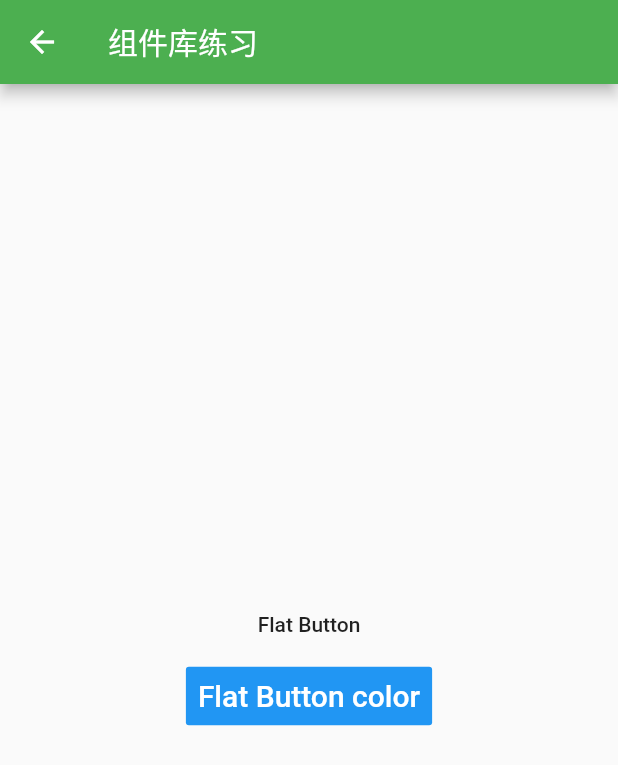
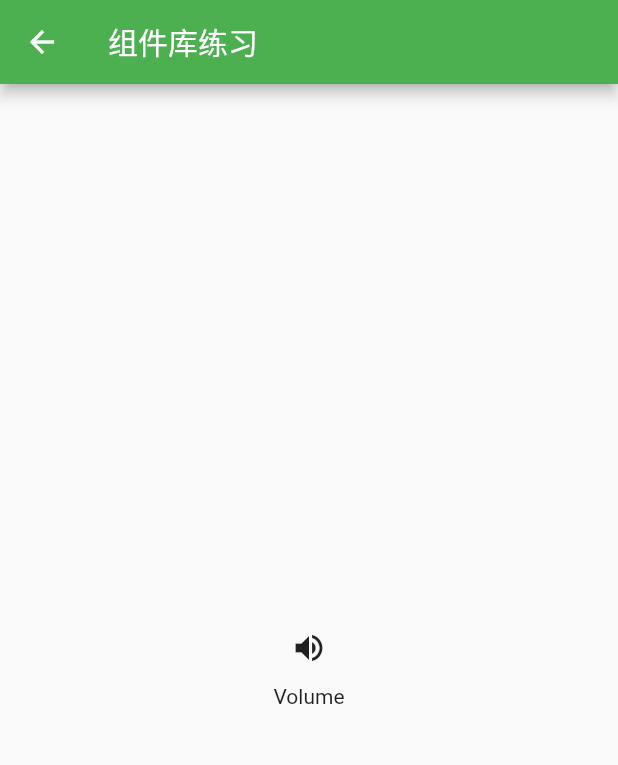
Before and after one commit to Esuol/flutter-exercise-widget, a Flutter app: the CustomPage screen opened directly, on a phone screen of 412 x 824 dp. Shown: the top 765 px of the screen. Run offline on Flutter 3.47's test engine with Material 2 defaults, Android fonts, the phone set to English and light mode, and no system bars; missing offline and left inert: random_color.

Commit message:
feat: IConButton

```diff
--- /dev/null
+++ b/lib/MaterialComponents/button/iconButton.dart
@@ -0,0 +1,20 @@
+import 'package:flutter/material.dart';
+
+class IconButtonScreen extends StatelessWidget {
+  @override
+  Widget build(BuildContext context) {
+    return new Center(
+      child: Column(
+        mainAxisAlignment: MainAxisAlignment.center,
+        children: <Widget>[
+          IconButton(
+            icon: Icon(Icons.volume_up),
+            tooltip: 'Increase volume by 10',
+            onPressed: () => {},
+          ),
+          Text('Volume')
+        ],
+      ),
+    );
+  }
+}
--- a/lib/main.dart
+++ b/lib/main.dart
@@ -21,6 +21,7 @@ import 'package:my_app_2/MaterialComponents/constructorNav/drawer.dart';
 import 'package:my_app_2/MaterialComponents/button/button.dart';
 import 'package:my_app_2/MaterialComponents/button/flatingActionButton.dart';
 import 'package:my_app_2/MaterialComponents/button/flatButton.dart';
+import 'package:my_app_2/MaterialComponents/button/iconButton.dart';
 
 void main() => runApp(new MyApp());
 
@@ -30,7 +31,7 @@ class CustomPage extends StatelessWidget {
     return new Scaffold(
         appBar: new AppBar(title: new Text('组件库练习')),
         body: new Center(
-          child: new FlatButtonScreen(),
+          child: new IconButtonScreen(),
         ));
     // body: DefaultTabController(
     //   length: 3,
```
